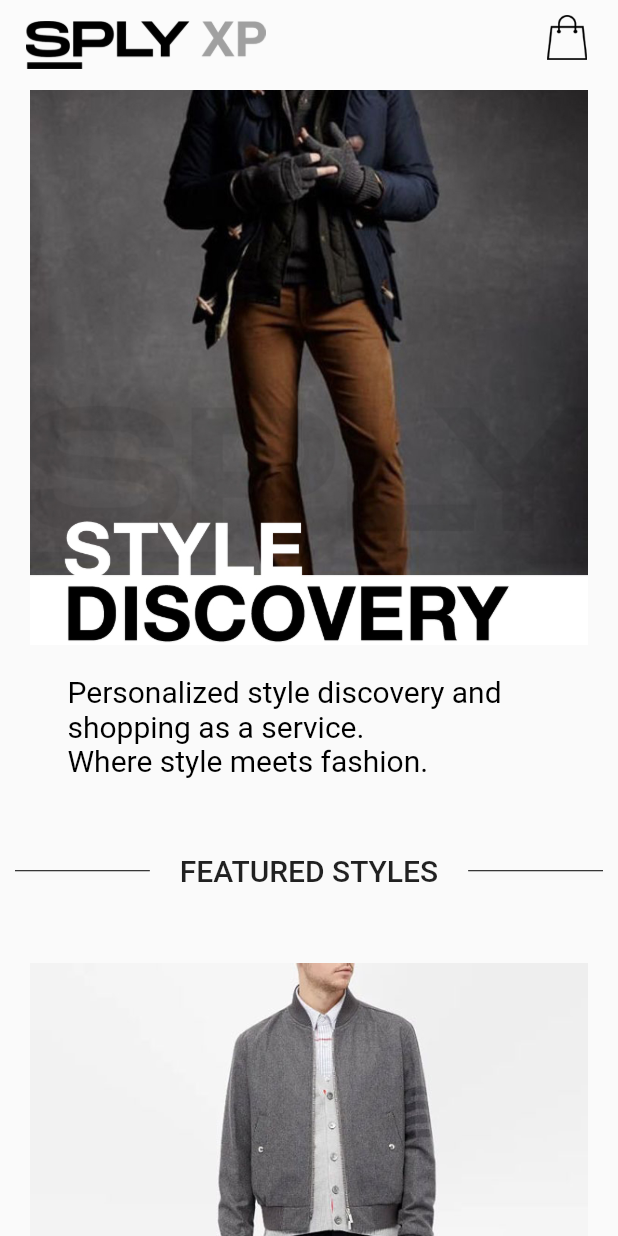
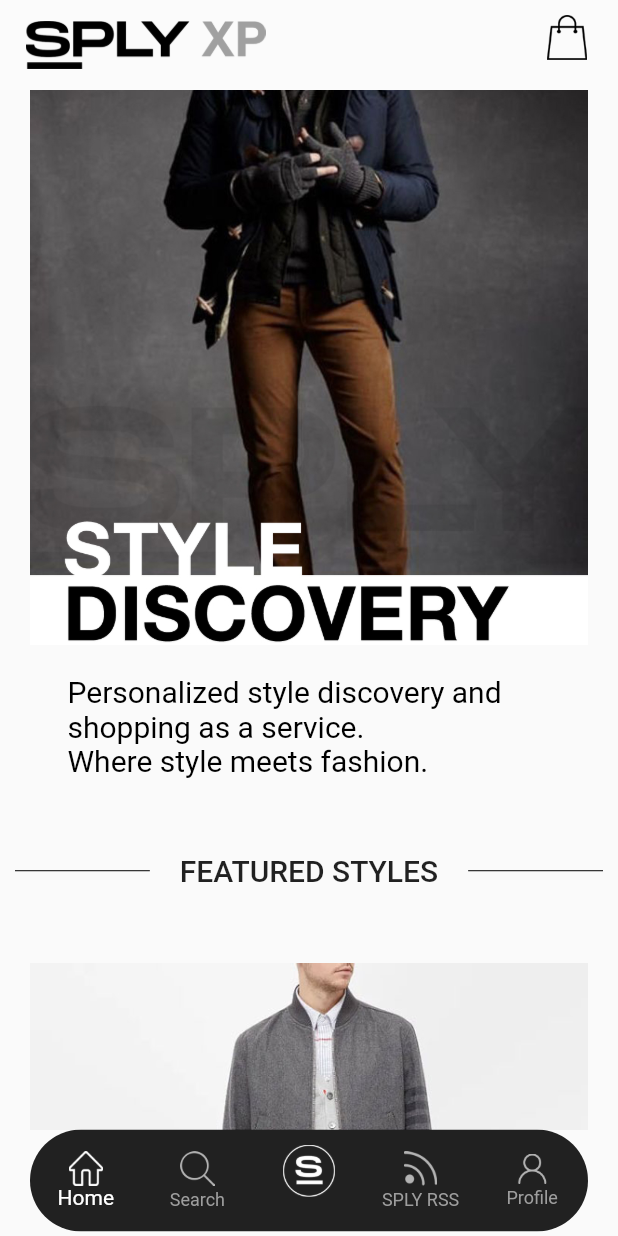
Before and after one commit to ZohaibAlvi98/appFrontend, a Flutter app: the Styles screen opened directly, on a phone screen of 412 x 824 dp. Run offline on Flutter 3.47's test engine with Material 2 defaults, Android fonts, the phone set to English and light mode, and no system bars; our stand-ins replace carousel_slider.

Commit message:
added bottomBar

```diff
--- a/lib/views/styles/styles-main.dart
+++ b/lib/views/styles/styles-main.dart
@@ -2,6 +2,11 @@ import 'package:flutter/material.dart';
 import 'package:splyxp/widgets/InnerAppBar.dart';
 import 'package:splyxp/widgets/horizontalList.dart';
 import 'package:splyxp/widgets/lineHeading.dart';
+import 'package:splyxp/widgets/navbar.dart';
+import '../../views/search.dart';
+import '../../views/profile.dart';
+import '../../views/sply-network.dart';
+import '../../views/home.dart';
 
 class Styles extends StatefulWidget {
   @override
@@ -15,15 +20,44 @@ class _StylesState extends State<Styles> {
     'assets/images/styles/list3.jpg',
     'assets/images/styles/list4.jpg'
   ];
+  int index = 0;
+  int _selectedIndex = 0;
+  void _onItemTapped(int index) {
+    if (_selectedIndex == 0 && index == 0) {
+      Navigator.of(context).pop();
+    }
+    setState(() {
+      _selectedIndex = index;
+    });
+  }
+
+  static List<Widget> _bottomNavList = [
+    Styles(),
+    Search(),
+    Home(),
+    SplyNetwork(),
+    Profile()
+  ];
+
   @override
   Widget build(BuildContext context) {
     double width = MediaQuery.of(context).size.width;
     print(width);
-    return Scaffold(
+    return WillPopScope(
+        onWillPop: () async {
+          if (_selectedIndex == 0) return true;
+          setState(() {
+            _selectedIndex = 0;
+          });
+          return false;
+        },
+        child: Scaffold(
           // App bar
           appBar: Appbar(context),
 
-      body: SingleChildScrollView(
+          body: _selectedIndex == 0
+              ? SingleChildScrollView(
+                  // key: new PageStorageKey('feed'),
                   child: Column(
                     children: [
                       Container(
@@ -58,7 +92,8 @@ class _StylesState extends State<Styles> {
                         padding: EdgeInsets.only(top: 35, left: 30, right: 30),
                         child: Text(
                           'Thome Brown Winter Clothing Styling By End Clothing',
-                style: TextStyle(fontSize: 20, fontWeight: FontWeight.bold),
+                          style: TextStyle(
+                              fontSize: 20, fontWeight: FontWeight.bold),
                         ),
                       ),
                       Padding(
@@ -91,7 +126,8 @@ class _StylesState extends State<Styles> {
                         child: Stack(children: [
                           Padding(
                             padding: EdgeInsets.only(top: 35.0, bottom: 35),
-                  child: Image.asset('assets/images/styles/style3.jpg'),
+                            child:
+                                Image.asset('assets/images/styles/style3.jpg'),
                           ),
                           RoundedCard(context, 0.9, 0.88)
                         ]),
@@ -101,13 +137,14 @@ class _StylesState extends State<Styles> {
                         padding: EdgeInsets.only(top: 35, left: 30, right: 30),
                         child: Text(
                           'Thome Brown Winter Clothing Styling By End Clothing',
-                style: TextStyle(fontSize: 20, fontWeight: FontWeight.bold),
+                          style: TextStyle(
+                              fontSize: 20, fontWeight: FontWeight.bold),
                         ),
                       ),
                       Container(
                         color: Colors.grey[100],
-              padding:
-                  EdgeInsets.only(top: 18, left: 32, right: 30, bottom: 15),
+                        padding: EdgeInsets.only(
+                            top: 18, left: 32, right: 30, bottom: 15),
                         child: Text(
                           'Lorem ipsum is a placeholder text commonly used to demonstrate the visual form of a document or a typeface without relying on meaningful content',
                           style: TextStyle(
@@ -119,8 +156,10 @@ class _StylesState extends State<Styles> {
                       ),
                     ],
                   ),
-      ),
-    );
+                )
+              : _bottomNavList.elementAt(_selectedIndex),
+          bottomNavigationBar: Navbar(_onItemTapped, _selectedIndex),
+        ));
   }
 }
 
--- /dev/null
+++ b/lib/widgets/navbar.dart
@@ -0,0 +1,94 @@
+import 'package:flutter/material.dart';
+
+class Navbar extends StatefulWidget {
+  final Function _onItemTapped;
+  int _selectedIndex = 0;
+  Navbar(this._onItemTapped, this._selectedIndex);
+
+  @override
+  _NavbarState createState() => _NavbarState();
+}
+
+class _NavbarState extends State<Navbar> {
+  void _onItemsTapped(int index) {
+    this.widget._onItemTapped(index);
+    setState(() {
+      this.widget._selectedIndex = index;
+    });
+  }
+
+  int index = 0;
+
+  @override
+  Widget build(BuildContext context) {
+    return Container(
+        padding: EdgeInsets.only(bottom: 3, left: 20, right: 20),
+        child: ClipRRect(
+            borderRadius: const BorderRadius.all(
+              const Radius.circular(40.0),
+            ),
+            child: BottomNavigationBar(
+              backgroundColor: Colors.black87,
+              items: <BottomNavigationBarItem>[
+                BottomNavigationBarItem(
+                    activeIcon: new Image.asset(
+                      'assets/images/home/homeIcon.png',
+                      height: 23,
+                    ),
+                    icon: new Image.asset(
+                      'assets/images/home/homeIconInactive.png',
+                      height: 23,
+                    ),
+                    label: 'Home'),
+                BottomNavigationBarItem(
+                    activeIcon: Image.asset(
+                      'assets/images/home/searchIcon.png',
+                      height: 23,
+                    ),
+                    icon: Image.asset(
+                      'assets/images/home/searchIconInactive.png',
+                      height: 23,
+                    ),
+                    label: 'Search'),
+                BottomNavigationBarItem(
+                    icon: Padding(
+                      padding: EdgeInsets.only(top: 3.0),
+                      child: Image.asset(
+                        'assets/images/home/homeIconLogo.png',
+                        height: 35,
+                      ),
+                    ),
+                    label: ''),
+                BottomNavigationBarItem(
+                    activeIcon: Image.asset(
+                      'assets/images/home/networkIcon.png',
+                      height: 23,
+                    ),
+                    icon: Image.asset(
+                      'assets/images/home/networkIconInactive.png',
+                      height: 23,
+                    ),
+                    label: 'SPLY RSS'),
+                BottomNavigationBarItem(
+                    activeIcon: Image.asset(
+                      'assets/images/home/profileIcon.png',
+                      height: 20,
+                    ),
+                    icon: Image.asset(
+                      'assets/images/home/profileIconInactive.png',
+                      height: 20,
+                    ),
+                    label: 'Profile'),
+              ],
+              currentIndex: this.widget._selectedIndex,
+              selectedLabelStyle: TextStyle(),
+              selectedItemColor: Colors.white,
+              unselectedItemColor: Colors.grey[500],
+              iconSize: 30,
+              onTap: _onItemsTapped,
+              showUnselectedLabels: true,
+              type: BottomNavigationBarType.fixed,
+              elevation: 0,
+            )));
+  }
+}
```
Lines whose indentation alone changed are shown as unchanged.
